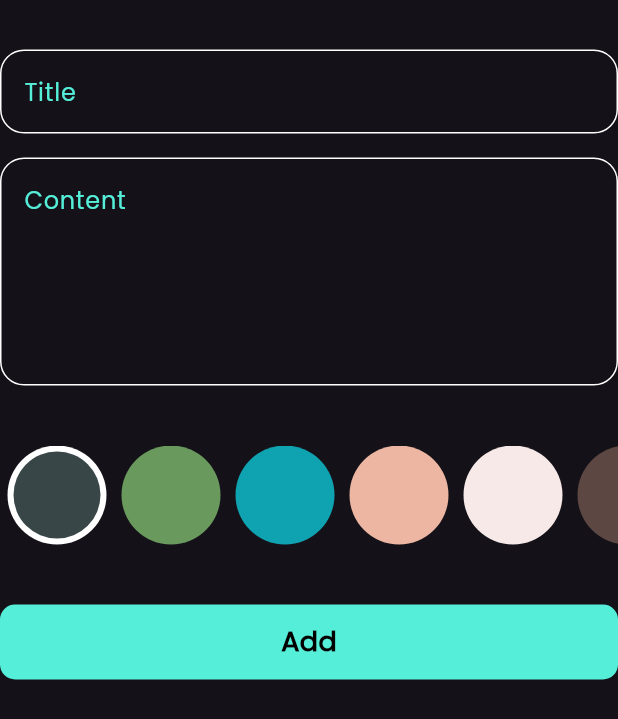
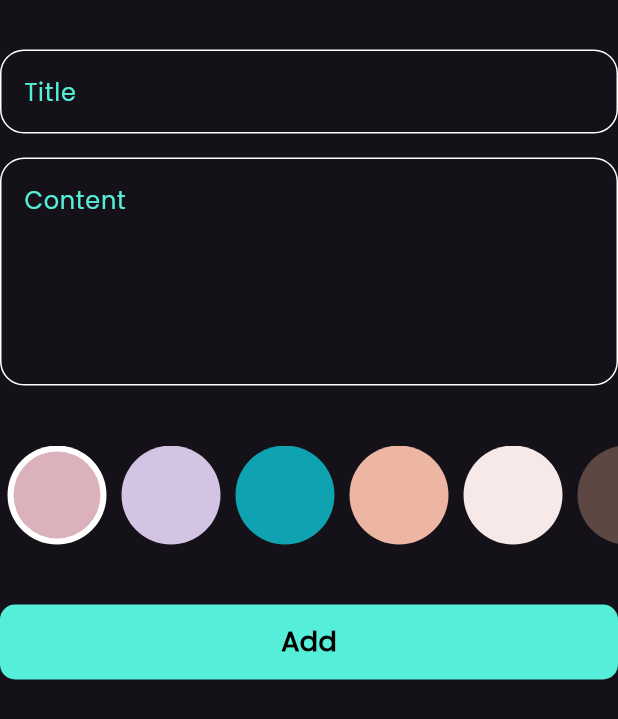
Before and after one commit to ahmedayman44/Note_app, a Flutter app: the AddNoteForm widget shown alone on an empty page, opened directly, on a phone screen of 412 x 824 dp. Shown: the top 719 px of the screen. Run offline on Flutter 3.47's test engine with Material 3 defaults, Android fonts, the phone set to English and light mode, and no system bars; our stand-ins replace bloc, flutter_bloc, hive, hive_flutter; accounts and stored records are empty.

Commit message:
finish App

```diff
--- a/lib/constants/constant.dart
+++ b/lib/constants/constant.dart
@@ -7,12 +7,12 @@ const kPrimaryhColor = Color(0xff55eed8);
 const kNoteBox = 'Note_box' ;
 
 List<Color> kColor = const [
-    Color(0xff394648),
-    Color(0xff69995D),
+    Color(0xffDBB1BC),
+    Color(0xffD3C4E3),
     Color(0xff0FA3B1),
     Color(0xffEDB6A3),
     Color(0xffF8E9E9),
     Color(0xff5C4742),
-    Color(0xffFCD581),
-    Color(0xffB5E2FA)
+    Color(0xff8F95D3),
+    Color(0xff89DAFF)
   ];
--- a/lib/cubits/add_note_cubit/add_note_cubit.dart
+++ b/lib/cubits/add_note_cubit/add_note_cubit.dart
@@ -2,8 +2,8 @@ import 'package:bloc/bloc.dart';
 import 'package:flutter/material.dart';
 import 'package:hive_flutter/hive_flutter.dart';
 import 'package:meta/meta.dart';
-import 'package:notee_app/constants/constant.dart';
-import 'package:notee_app/model/model_note.dart';
+import '../../constants/constant.dart';
+import '../../model/model_note.dart';
 
 part 'add_note_state.dart';
 
--- a/lib/cubits/notes/notes_cubit.dart
+++ b/lib/cubits/notes/notes_cubit.dart
@@ -1,8 +1,8 @@
 import 'package:bloc/bloc.dart';
 import 'package:hive/hive.dart';
 import 'package:meta/meta.dart';
-import 'package:notee_app/constants/constant.dart';
-import 'package:notee_app/model/model_note.dart';
+import '../../constants/constant.dart';
+import '../../model/model_note.dart';
 
 part 'notes_state.dart';
 
--- a/lib/views/edit_note_view.dart
+++ b/lib/views/edit_note_view.dart
@@ -1,6 +1,6 @@
 import 'package:flutter/material.dart';
-import 'package:notee_app/model/model_note.dart';
-import 'package:notee_app/views/widgets/edit_note_view_body.dart';
+import '../model/model_note.dart';
+import 'widgets/edit_note_view_body.dart';
 
 class EditNotesView extends StatelessWidget {
   const EditNotesView({super.key, required this.note});
--- a/lib/views/notes_view.dart
+++ b/lib/views/notes_view.dart
@@ -1,6 +1,6 @@
 import 'package:flutter/material.dart';
-import 'package:notee_app/views/widgets/add_note_bottom_sheet.dart';
-import 'package:notee_app/views/widgets/notes_view_body.dart';
+import 'widgets/add_note_bottom_sheet.dart';
+import 'widgets/notes_view_body.dart';
 
 class NotesView extends StatelessWidget {
   const NotesView({super.key});
--- a/lib/views/widgets/add_note_bottom_sheet.dart
+++ b/lib/views/widgets/add_note_bottom_sheet.dart
@@ -1,14 +1,14 @@
 import 'package:flutter/material.dart';
 import 'package:flutter_bloc/flutter_bloc.dart';
 import 'package:intl/intl.dart';
-import 'package:notee_app/cubits/add_note_cubit/add_note_cubit.dart';
-import 'package:notee_app/cubits/notes/notes_cubit.dart';
-import 'package:notee_app/model/model_note.dart';
-import 'package:notee_app/views/widgets/colors_list_view.dart';
+import '../../cubits/add_note_cubit/add_note_cubit.dart';
+import '../../cubits/notes/notes_cubit.dart';
+import '../../model/model_note.dart';
+import 'colors_list_view.dart';
 
-import 'package:notee_app/views/widgets/custom_button.dart';
+import 'custom_button.dart';
 
-import 'package:notee_app/views/widgets/custom_text_field.dart';
+import 'custom_text_field.dart';
 
 class AddNoteModelSheet extends StatelessWidget {
   const AddNoteModelSheet({super.key});
@@ -129,8 +129,7 @@ class _AddNoteFormState extends State<AddNoteForm> {
                     setState(() {});
                   }
 
-
-                  //Navigator.pop(context);
+                  Navigator.pop(context);
                 },
               );
             },
--- a/lib/views/widgets/colors_list_view.dart
+++ b/lib/views/widgets/colors_list_view.dart
@@ -1,7 +1,7 @@
 import 'package:flutter/material.dart';
 import 'package:flutter_bloc/flutter_bloc.dart';
-import 'package:notee_app/constants/constant.dart';
-import 'package:notee_app/cubits/add_note_cubit/add_note_cubit.dart';
+import '../../constants/constant.dart';
+import '../../cubits/add_note_cubit/add_note_cubit.dart';
 
 class ColorItem extends StatelessWidget {
   const ColorItem({super.key, required this.isSelected, required this.color});
--- a/lib/views/widgets/custom_app_bar.dart
+++ b/lib/views/widgets/custom_app_bar.dart
@@ -1,5 +1,5 @@
 import 'package:flutter/material.dart';
-import 'package:notee_app/views/widgets/custom_search_icon.dart';
+import 'custom_search_icon.dart';
 
 class CustomAppBar extends StatelessWidget {
   const CustomAppBar({super.key, required this.text, required this.icon, this.onPressed});
--- a/lib/views/widgets/custom_button.dart
+++ b/lib/views/widgets/custom_button.dart
@@ -1,5 +1,5 @@
 import 'package:flutter/material.dart';
-import 'package:notee_app/constants/constant.dart';
+import '../../constants/constant.dart';
 
 class CustomButton extends StatelessWidget {
   const CustomButton({super.key, this.onTap, this.isLoading = false});
--- a/lib/views/widgets/custom_note_item.dart
+++ b/lib/views/widgets/custom_note_item.dart
@@ -1,8 +1,8 @@
 import 'package:flutter/material.dart';
 import 'package:flutter_bloc/flutter_bloc.dart';
-import 'package:notee_app/cubits/notes/notes_cubit.dart';
-import 'package:notee_app/model/model_note.dart';
-import 'package:notee_app/views/edit_note_view.dart';
+import '../../cubits/notes/notes_cubit.dart';
+import '../../model/model_note.dart';
+import '../edit_note_view.dart';
 
 class CustomNoteItem extends StatelessWidget {
   const CustomNoteItem({super.key, required this.note});
--- a/lib/views/widgets/custom_text_field.dart
+++ b/lib/views/widgets/custom_text_field.dart
@@ -1,5 +1,5 @@
 import 'package:flutter/material.dart';
-import 'package:notee_app/constants/constant.dart';
+import '../../constants/constant.dart';
 
 class CustomTextField extends StatelessWidget {
   const CustomTextField(
--- a/lib/views/widgets/noter_list_view.dart
+++ b/lib/views/widgets/noter_list_view.dart
@@ -1,8 +1,8 @@
 import 'package:flutter/cupertino.dart';
 import 'package:flutter_bloc/flutter_bloc.dart';
-import 'package:notee_app/cubits/notes/notes_cubit.dart';
-import 'package:notee_app/model/model_note.dart';
-import 'package:notee_app/views/widgets/custom_note_item.dart';
+import '../../cubits/notes/notes_cubit.dart';
+import '../../model/model_note.dart';
+import 'custom_note_item.dart';
 
 class NotesItemListView extends StatelessWidget {
   const NotesItemListView({super.key});
--- a/lib/views/widgets/notes_view_body.dart
+++ b/lib/views/widgets/notes_view_body.dart
@@ -1,9 +1,9 @@
 import 'package:flutter/material.dart';
 import 'package:flutter_bloc/flutter_bloc.dart';
-import 'package:notee_app/cubits/notes/notes_cubit.dart';
+import '../../cubits/notes/notes_cubit.dart';
 
-import 'package:notee_app/views/widgets/custom_app_bar.dart';
-import 'package:notee_app/views/widgets/noter_list_view.dart';
+import 'custom_app_bar.dart';
+import 'noter_list_view.dart';
 
 class NotesViewBody extends StatefulWidget {
   const NotesViewBody({super.key});
```
Also changed, not shown: lib/main.dart (+5 -5 lines), lib/views/widgets/edit_note_view_body.dart (+6 -6 lines).
